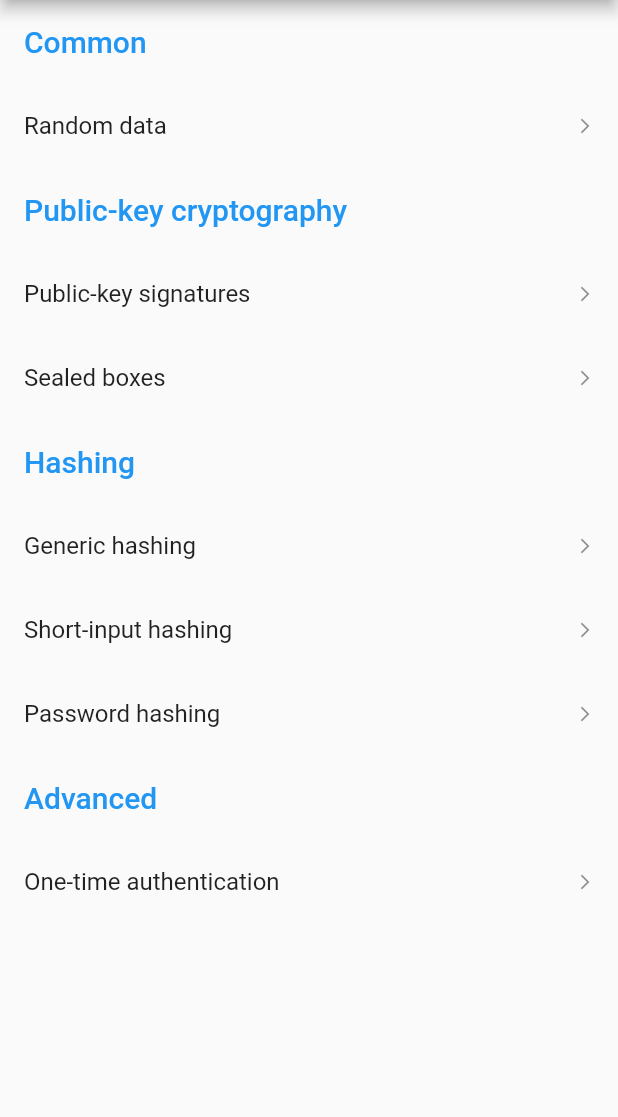
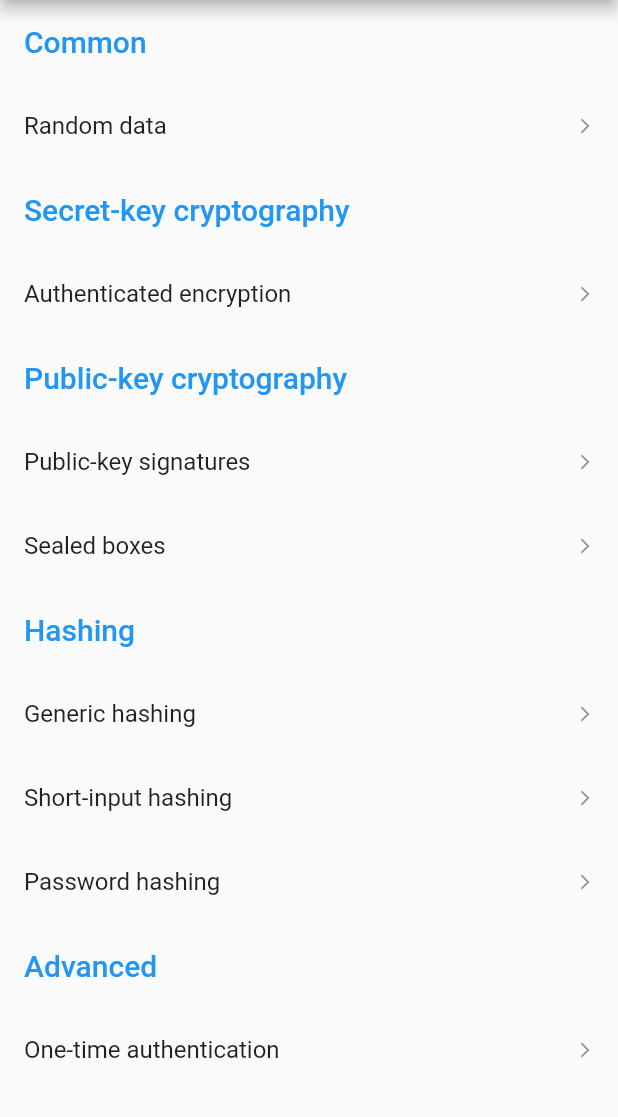
Before and after one commit to firstfloorsoftware/flutter_sodium, a Flutter app: the screen it shows after launch, on a phone screen of 412 x 824 dp, the part 84-1201 px from its top. Run offline on Flutter 3.47's test engine with Material 2 defaults, Android fonts, the phone set to English and light mode, and no system bars; our stand-ins replace convert.

Commit message:
adds secret-key authentication example

```diff
--- a/example/lib/main.dart
+++ b/example/lib/main.dart
@@ -46,8 +46,43 @@ print(hex.encode(buffer));''', () async {
             return hex.encode(buffer);
           })
         ]),
-    // Example('Secret-key cryptography', isHeader: true),
-    // Example('Authenticated encryption'),
+    Example('Secret-key cryptography', isHeader: true),
+    Example('Authenticated encryption',
+        description:
+            'Computes an authentication tag for a message and a secret key, and provides a way to verify that a given tag is valid for a given message and a key.',
+        docUrl:
+            'https://download.libsodium.org/doc/secret-key_cryptography/authenticated_encryption.html',
+        samples: [
+          Sample('Usage', 'Secret key authentication.',
+              '''// Generate secret
+var key = await SecretKeyAuth.generateKey();
+
+// Compute tag
+var msg = 'hello world';
+var tag = await SecretKeyAuth.compute(msg, key);
+
+print(hex.encode(tag));
+
+// Verify tag
+var valid = await SecretKeyAuth.verify(tag, msg, key);
+
+assert(valid);''', () async {
+            // Generate secret
+            var key = await SecretKeyAuth.generateKey();
+
+            // Compute tag
+            var msg = 'hello world';
+            var tag = await SecretKeyAuth.compute(msg, key);
+
+            // Verify tag
+            var valid = await SecretKeyAuth.verify(tag, msg, key);
+
+            assert(valid);
+
+            return hex.encode(tag);
+          })
+        ]),
+
     // Example('Authentication'),
     Example('Public-key cryptography', isHeader: true),
     // Example('Authenticated encryption'),
@@ -57,9 +92,7 @@ print(hex.encode(buffer));''', () async {
         docUrl:
             'https://download.libsodium.org/doc/public-key_cryptography/public-key_signatures.html',
         samples: [
-          Sample(
-              'Usage',
-              'Public key verification (detached mode).',
+          Sample('Usage', 'Public key verification (detached mode).',
               '''// Author generates keypair
 var keyPair = await PublicKeySign.generateKeyPair();
 
```
